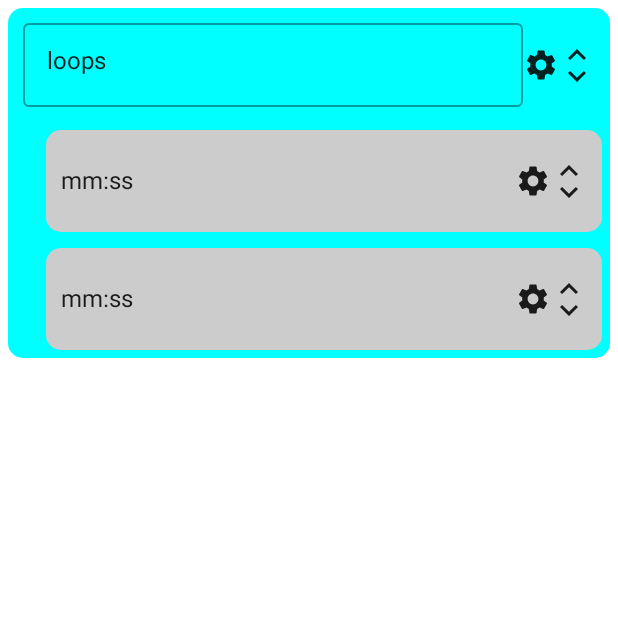
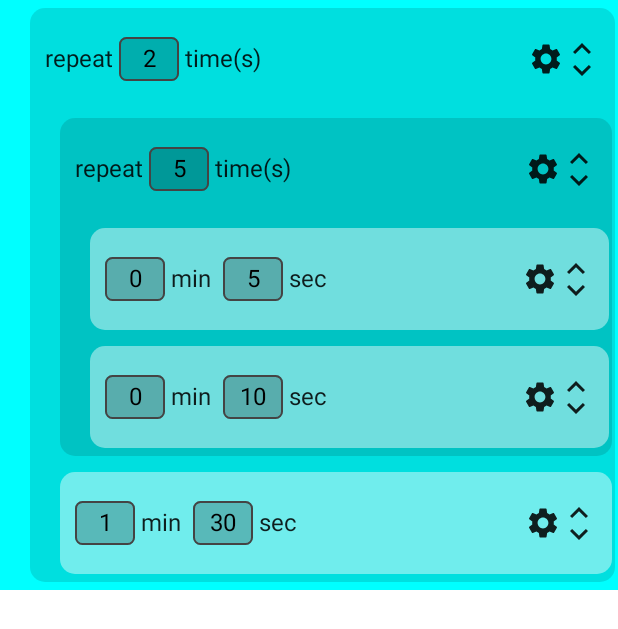
Before and after one commit to Han2-Ro/SuperTime, an Android app built with Jetpack Compose: the @Preview function DefaultPreview, on a phone screen of 412 x 824 dp. Shown: the top 629 px of the screen. Run offline under Robolectric (Android 15) with nearby library versions, the phone set to English and light mode, and no system bars.

Commit message:
NewTimerSetupActivity that uses compose instead of fucking recyclerView.

```diff
--- a/app/src/main/java/com/han2dev/supertime_v0/NewTimerSetupActivity.kt
+++ b/app/src/main/java/com/han2dev/supertime_v0/NewTimerSetupActivity.kt
@@ -3,18 +3,23 @@ package com.han2dev.supertime_v0
 import android.os.Bundle
 import androidx.activity.ComponentActivity
 import androidx.activity.compose.setContent
-import androidx.compose.foundation.background
-import androidx.compose.foundation.clickable
+import androidx.compose.foundation.*
 import androidx.compose.foundation.layout.*
 import androidx.compose.foundation.shape.RoundedCornerShape
+import androidx.compose.foundation.text.BasicTextField
+import androidx.compose.foundation.text.KeyboardOptions
 import androidx.compose.material.*
 import androidx.compose.material.icons.Icons
 import androidx.compose.material.icons.filled.*
 import androidx.compose.runtime.Composable
+import androidx.compose.runtime.mutableStateOf
+import androidx.compose.runtime.*
 import androidx.compose.ui.Alignment
 import androidx.compose.ui.Modifier
 import androidx.compose.ui.draw.clip
 import androidx.compose.ui.graphics.Color
+import androidx.compose.ui.text.input.KeyboardType
+import androidx.compose.ui.text.style.TextAlign
 import androidx.compose.ui.tooling.preview.Preview
 import androidx.compose.ui.unit.dp
 import com.han2dev.supertime_v0.ui.theme.SuperTime_v0Theme
@@ -22,9 +27,23 @@ import com.han2dev.supertime_v0.ui.theme.SuperTime_v0Theme
 class NewTimerSetupActivity : ComponentActivity() {
 	override fun onCreate(savedInstanceState: Bundle?) {
 		super.onCreate(savedInstanceState)
+
+		val timerId = intent.getStringExtra("timer_id")
+			?: throw NullPointerException("Found no \"timer_name\": String in intent extra.")
+		println("name from intent: $timerId")
+		val timer: Timer = SavesManager.load(this, timerId) ?: throw IllegalArgumentException("timer_id could not be parsed to Timer")
+
+		title = timer.name
+
 		setContent {
 			SuperTime_v0Theme {
-
+				Box (modifier = Modifier
+					.fillMaxSize()
+					.background(Color.Cyan)
+					.padding(0.dp)
+				) {
+					LoopLI(timer as TimerLoop)
+				}
 			}
 		}
 	}
@@ -35,7 +54,7 @@ fun MyListItem(backgroundColor: Color = Color.LightGray, TopRowContent: @Composa
 
 	Column(
 		modifier = Modifier
-			.padding(5.dp)
+			.padding(20.dp, 5.dp, 2.dp, 5.dp)
 			.clip(RoundedCornerShape(10.dp))
 			.background(backgroundColor)
 	){
@@ -46,7 +65,12 @@ fun MyListItem(backgroundColor: Color = Color.LightGray, TopRowContent: @Composa
 				.padding(10.dp)
 
 		) {
-			TopRowContent(Modifier.weight(1f))
+			TopRowContent(
+				Modifier
+					.weight(1f)
+					.wrapContentHeight())
+
+			Spacer(modifier = Modifier.width(20.dp))
 
 			Icon(
 				imageVector = Icons.Default.Settings,
@@ -72,47 +96,109 @@ fun MyListItem(backgroundColor: Color = Color.LightGray, TopRowContent: @Composa
 			}
 		}
 
-		Box (modifier = Modifier.padding(start = 20.dp)){
-			Column {
-				ExtraContent()
-			}
+
+		Column {
+			ExtraContent()
 		}
+
 	}
 
 }
 
 @Composable
-fun TimeLI() {
+fun TimeLI(timer: TimerElem) {
+	val timeStr = formatTime(timer.duration)
+	val minutes: MutableState<Int?> = remember {
+		mutableStateOf(timeStr.substring(0, 2).toInt())
+	}
+	val seconds: MutableState<Int?> = remember {
+		mutableStateOf(timeStr.substring(3, 5).toInt())
+	}
+
 	MyListItem(
+		Color(0x70FFFFFF),
 		TopRowContent = {modifier ->
-			Text( modifier = modifier,
-				text = "mm:ss")
+			Row (
+				verticalAlignment = Alignment.CenterVertically,
+				modifier = modifier
+			) {
+
+				MyTextField(minutes)
+				Text(text = " min  ")
+				MyTextField(seconds)
+				Text(text = " sec")
+			}
+
 	})
 }
 
 @Composable
-fun LoopLI(ListItems: @Composable () -> Unit) {
+fun LoopLI(timerLoop: TimerLoop) {
+	val repeats: MutableState<Int?> = remember {
+		mutableStateOf(timerLoop.repeats)
+	}
+
 	MyListItem(
-		Color.Cyan,
+		Color(0x20000000),
 		{modifier ->
-		OutlinedTextField(
-			value = "loops",
-			onValueChange = {/*TODO*/},
-			modifier = modifier)
+			Row (
+				verticalAlignment = Alignment.CenterVertically,
+				modifier = modifier)
+			{
+				Text(text = "repeat ")
+				MyTextField(repeats)
+				Text(text = " time(s)") //TODO: dynamic plural
+			}
 	},{
-		ListItems()
+		Column(){
+			for (timer in timerLoop.childrenTimers) {
+				if (timer is TimerElem)
+					TimeLI(timer)
+				else if (timer is TimerLoop)
+					LoopLI(timer)
+			}
+		}
 	})
+}
+
+@Composable
+private fun MyTextField(state: MutableState<Int?>) {
+	BasicTextField(
+		value = state.value?.toString() ?: "",
+		textStyle = LocalTextStyle.current.copy(textAlign = TextAlign.Center),
+		keyboardOptions = KeyboardOptions(keyboardType = KeyboardType.Number),
+		modifier = Modifier
+			.width(40.dp)
+			.border(1.dp, Color.DarkGray, RoundedCornerShape(5.dp))
+			.clip(RoundedCornerShape(5.dp))
+			.background(Color(0x38000000))
+			.padding(10.dp, 5.dp),
+		onValueChange = {
+			state.value = it.toIntOrNull()
+		}
+	)
 }
 
 @Preview(showBackground = false)
 @Composable
 fun DefaultPreview() {
+	val timerLoop = TimerLoop(5)
+	timerLoop.childrenTimers = mutableListOf(
+		TimerElem(5000),
+		TimerElem(10000)
+	)
+	val timerLoop2 = TimerLoop(2)
+	timerLoop2.childrenTimers = mutableListOf(
+		timerLoop,
+		TimerElem(90000)
+	)
+
 	SuperTime_v0Theme {
-		Column {
-			LoopLI {
-				TimeLI()
-				TimeLI()
-			}
+		Box (modifier = Modifier
+			.background(Color.Cyan)
+			.padding(0.dp)
+		) {
+			LoopLI(timerLoop2)
 		}
 	}
 }
```
Also changed, not shown: app/src/main/java/com/han2dev/supertime_v0/TimerActivity.kt (+6 -4 lines), app/src/main/java/com/han2dev/supertime_v0/TimerSetupActivity.kt (+6 -6 lines), app/src/main/java/com/han2dev/supertime_v0/ui/timer/TimerSelectRecViewAdapter.kt (+3 -7 lines).
